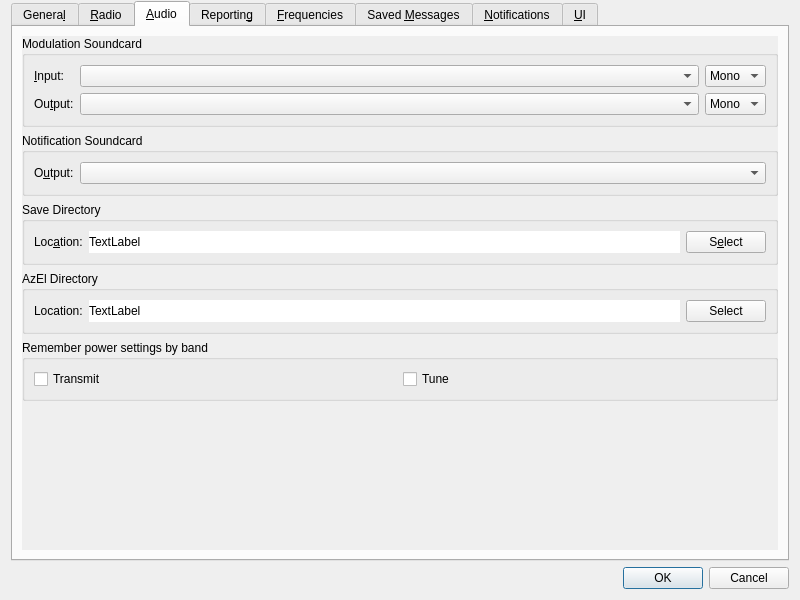
The window that Configuration.ui (bazineta/js8call) describes before a commit, drawn with Qt 5.
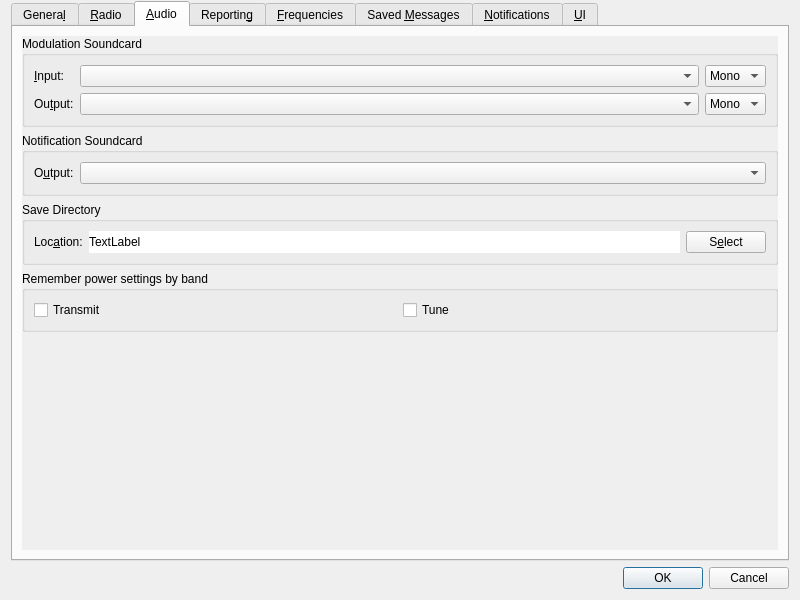
The same window after the commit. The open tabs and pages were chosen to show the change. Custom widgets are drawn as their Qt base class.

Commit message: Dead code removal, azel_directory

The edit to the form file:
```diff
--- a/Configuration.ui
+++ b/Configuration.ui
@@ -2088,54 +2088,6 @@
              </layout>
             </widget>
            </item>
-           <item>
-            <widget class="QGroupBox" name="azel_path_group_box">
-             <property name="visible">
-              <bool>false</bool>
-             </property>
-             <property name="toolTip">
-              <string>AzEl Directory</string>
-             </property>
-             <property name="title">
-              <string>AzEl Directory</string>
-             </property>
-             <layout class="QHBoxLayout" name="horizontalLayout_10">
-              <item>
-               <widget class="QLabel" name="azel_path_label">
-                <property name="text">
-                 <string>Location:</string>
-                </property>
-                <property name="buddy">
-                 <cstring>azel_path_select_push_button</cstring>
-                </property>
-               </widget>
-              </item>
-              <item>
-               <widget class="QLabel" name="azel_path_display_label">
-                <property name="sizePolicy">
-                 <sizepolicy hsizetype="Preferred" vsizetype="Preferred">
-                  <horstretch>1</horstretch>
-                  <verstretch>0</verstretch>
-                 </sizepolicy>
-                </property>
-                <property name="styleSheet">
-                 <string notr="true">background-color: rgb(255, 255, 255);</string>
-                </property>
-                <property name="text">
-                 <string>TextLabel</string>
-                </property>
-               </widget>
-              </item>
-              <item>
-               <widget class="QPushButton" name="azel_path_select_push_button">
-                <property name="text">
-                 <string>Select</string>
-                </property>
-               </widget>
-              </item>
-             </layout>
-            </widget>
-           </item>
            <item>
             <widget class="QGroupBox" name="split_operation_group_box_2">
              <property name="toolTip">
```
Left out of the diff: 11 changed lines with no effect on the pictures. The commit also changes 2 other files.
